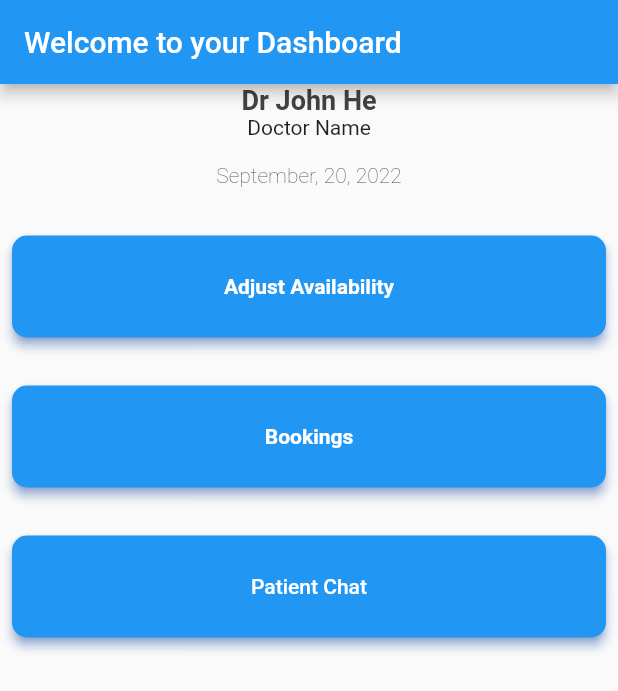
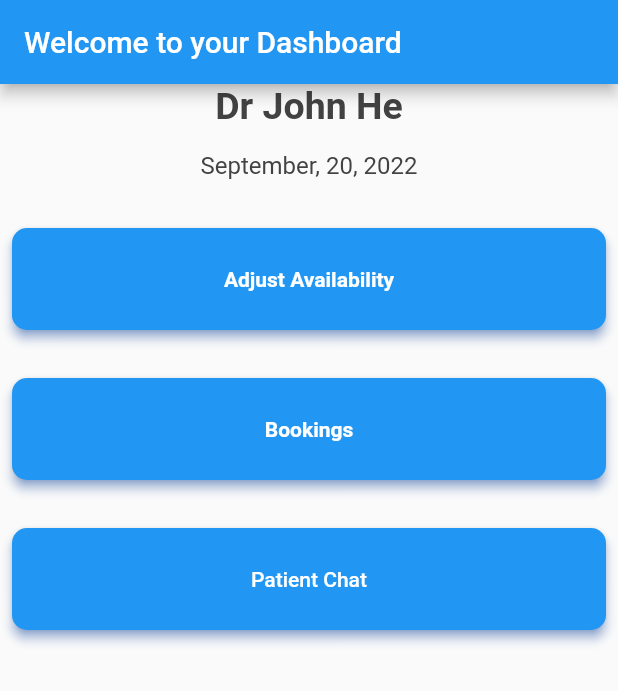
Before and after one commit to SEPT-TEAM16/SEPT-T16-front-end, a Flutter app: the screen it shows after launch, on a phone screen of 412 x 824 dp. Shown: the top 691 px of the screen. Run offline on Flutter 3.47's test engine with Material 2 defaults, Android fonts, the phone set to English and light mode, and no system bars; our stand-ins replace email_validator, fluttertoast.

Commit message:
changed text size and font weight for readability

```diff
--- a/telemedicine_app/lib/widgets/widget.dart
+++ b/telemedicine_app/lib/widgets/widget.dart
@@ -429,11 +429,10 @@ class DoctorDashboardState extends State<DoctorDashboard>{
             style: TextStyle(
               color: Colors.grey[800],
               fontWeight: FontWeight.bold,
-              fontSize: 18
+              fontSize: 25
             )
           )
         ),
-        const Text("Doctor Name"), //Need to find doctor name
 
         Container( //DATE CONTAINER
           padding: EdgeInsets.symmetric(horizontal: 8, vertical: 16),
@@ -441,8 +440,8 @@ class DoctorDashboardState extends State<DoctorDashboard>{
             cdate2,
             style: TextStyle(
               color: Colors.grey[800],
-              fontWeight: FontWeight.w200,
-              fontSize: 14
+              fontWeight: FontWeight.w400,
+              fontSize: 16
             )
           )
         ),
```
